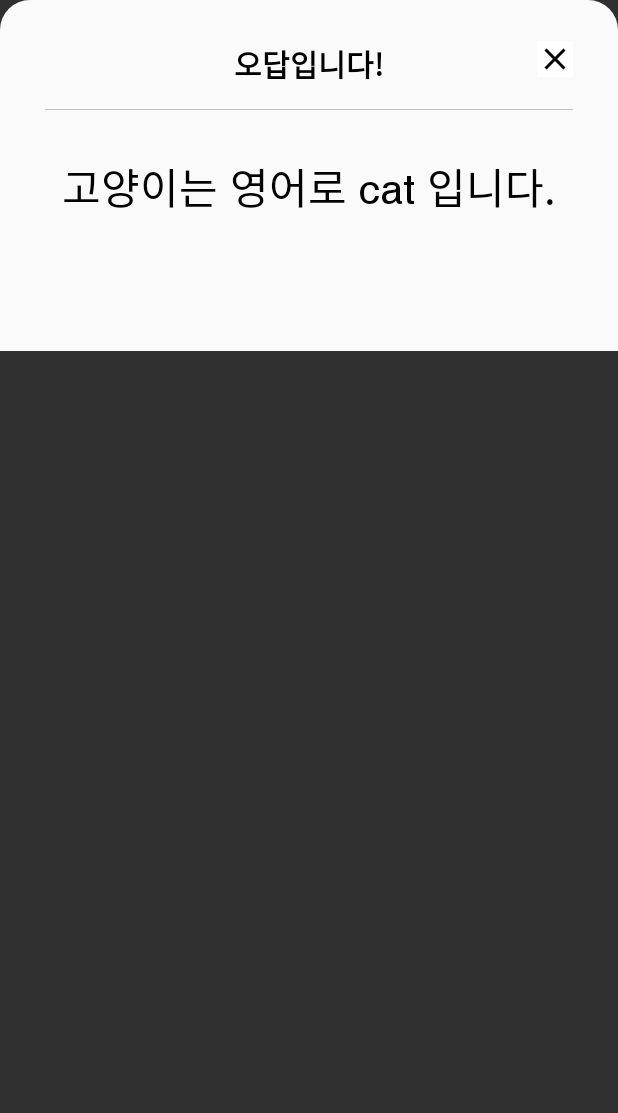
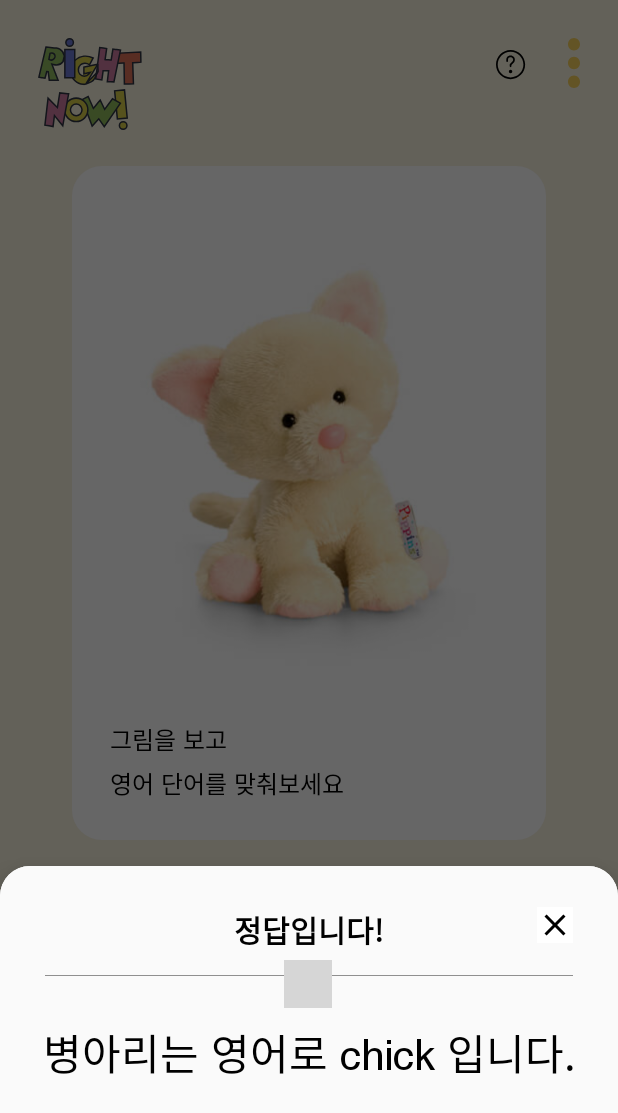
Before and after one commit to CAP-JJANG/RightNow, an Android app: the QuizFragment screen opened through its navigation route, after a tap on "정답 제출하기", on a phone screen of 412 x 824 dp. Shown: the top 1113 px of the screen. Run offline under Robolectric (Android 15) with nearby library versions, the phone set to English and light mode, and no system bars; our stand-ins replace data binding; plain views replace DotsIndicator; 2 statements that could not run were skipped; grey boxes are pictures that could not be loaded.

Commit message:
BUG/BottomSheetDialog 생성 방식 변경

```diff
--- a/app/src/main/java/com/capjjang/rightnow/base/BaseBottomDialogFragment.kt
+++ b/app/src/main/java/com/capjjang/rightnow/base/BaseBottomDialogFragment.kt
@@ -82,7 +82,7 @@
         bottomSheet.layoutParams = layoutParams
         behavior.state = BottomSheetBehavior.STATE_EXPANDED
     }
-
+//
     private fun getBottomSheetDialogDefaultHeight(): Int {
         return getWindowHeight() * 30 / 100
     }
--- a/app/src/main/java/com/capjjang/rightnow/ui/QuizFragment.kt
+++ b/app/src/main/java/com/capjjang/rightnow/ui/QuizFragment.kt
@@ -27,8 +27,7 @@
         super.initStartView()
 
 
-        val sharedPref = activity?.getSharedPreferences(
-            "WEB_HISTORY", Context.MODE_PRIVATE)
+        val sharedPref = activity?.getSharedPreferences("WEB_HISTORY", Context.MODE_PRIVATE)
 
         with (sharedPref!!.edit()) {
             putInt("grade", 0)
@@ -131,13 +130,23 @@
 
         // 정답제출
         binding.btnAnswer.setOnClickListener {
-//            if (answer == binding.textView2.text.toString()){
-//                val action = QuizFragmentDirections.actionQuizFragmentToQuizResultDialog(answer)
-//                navController.navigate(action)
-//            }
 //            MyApplication.prefs.setString("myAnswer", binding.textView2.text.toString())
-            val action = QuizFragmentDirections.actionQuizFragmentToQuizResultDialog(answer)
-            navController.navigate(action)
+//            val action = QuizFragmentDirections.actionQuizFragmentToQuizResultDialog(answer)
+//            navController.navigate(action)
+
+            val sharedPref = activity?.getSharedPreferences("WEB_HISTORY", Context.MODE_PRIVATE)
+            with (sharedPref!!.edit()) {
+                putInt("grade", 0)
+                putString("myAnswer",binding.textView2.text.toString())
+                apply()
+            }
+
+
+            fragmentManager?.let { it1 -> QuizResultDialog().show(it1, "resultDialog") }
+//            val action = QuizFragmentDirections.actionQuizFragmentToQuizResultDialog(answer)
+//            navController.navigate(action)
+
+
         }
 
     }
--- a/app/src/main/java/com/capjjang/rightnow/ui/QuizResultDialog.kt
+++ b/app/src/main/java/com/capjjang/rightnow/ui/QuizResultDialog.kt
@@ -25,7 +25,7 @@
         val answer = sharedPref.getString("myAnswer", "")
         var grade = sharedPref.getInt("grade",0)
 
-        when (args.argsStringDialog) {
+        when (answer) {
             "cat" -> {
                 binding.tvHansung.visibility = View.INVISIBLE
                 if(answer == "cat"){
@@ -87,9 +87,4 @@
         }
 
     }
-
-    override fun initAfterBinding() {
-        super.initAfterBinding()
-
-    }
 }
--- a/app/src/main/res/layout/dialog_quiz_result.xml
+++ b/app/src/main/res/layout/dialog_quiz_result.xml
@@ -7,18 +7,6 @@
         android:layout_width="match_parent"
         android:layout_height="234dp"
         android:background="@drawable/bottom_sheet_border">
-
-        <View
-            android:id="@+id/view3"
-            android:layout_width="0dp"
-            android:layout_height="0.5dp"
-            android:layout_marginStart="30dp"
-            android:layout_marginTop="15dp"
-            android:layout_marginEnd="30dp"
-            android:background="#C4C4C4"
-            app:layout_constraintEnd_toEndOf="parent"
-            app:layout_constraintStart_toStartOf="parent"
-            app:layout_constraintTop_toBottomOf="@+id/tv_check" />
 
         <TextView
             android:id="@+id/tv_check"
@@ -85,5 +73,17 @@
             app:layout_constraintStart_toStartOf="parent"
             app:layout_constraintTop_toBottomOf="@+id/tv_quiz" />
 
+        <View
+            android:id="@+id/view3"
+            android:layout_width="0dp"
+            android:layout_height="0.5dp"
+            android:layout_marginStart="30dp"
+            android:layout_marginTop="15dp"
+            android:layout_marginEnd="30dp"
+            android:background="#8F8F8F"
+            app:layout_constraintEnd_toEndOf="parent"
+            app:layout_constraintStart_toStartOf="parent"
+            app:layout_constraintTop_toBottomOf="@+id/tv_check" />
+
     </androidx.constraintlayout.widget.ConstraintLayout>
 </layout>
--- a/app/src/main/res/values/themes.xml
+++ b/app/src/main/res/values/themes.xml
@@ -15,7 +15,6 @@
         <item name="bottomSheetDialogTheme">@style/AppBottomSheetDialogTheme</item>
     </style>
 
-
     <style name="AppBottomSheetDialogTheme"
         parent="Theme.Design.Light.BottomSheetDialog">
         <item name="bottomSheetStyle">@style/AppModalStyle</item>
```
